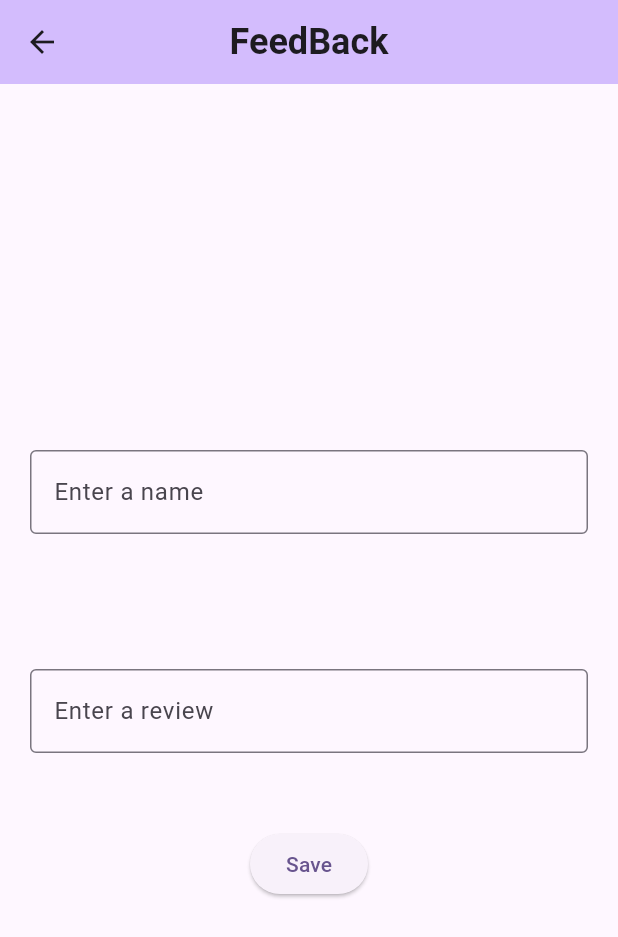
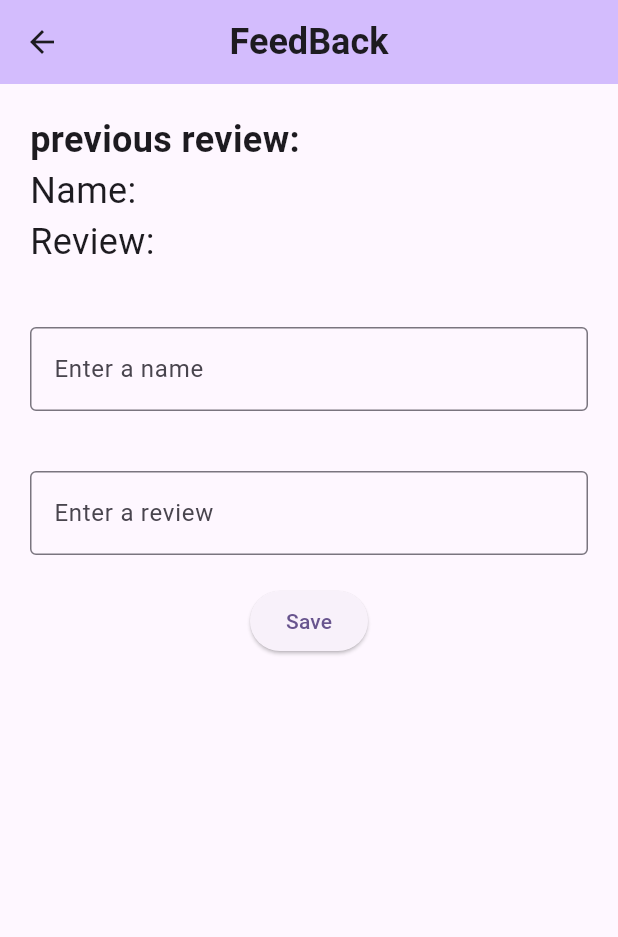
Before and after one commit to medvalna/mobsec4lab, a Flutter app: the screen it shows after launch, after a tap on "Feedback Form", on a phone screen of 412 x 824 dp. Shown: the top 937 px of the screen. Run offline on Flutter 3.47's test engine with Material 3 defaults, Android fonts, the phone set to English and light mode, and no system bars; our stand-ins replace flutter_dotenv, shared_preferences; missing offline and left inert: flutter_windowmanager; network calls fail.

```diff
--- a/lib/api/sheets/feedbackSheetApi.dart
+++ /dev/null
@@ -1,38 +0,0 @@
-import 'package:flutter_dotenv/flutter_dotenv.dart';
-import 'package:gsheets/gsheets.dart';
-import 'package:mobsec4lab/models/feedback.dart';
-
-class FeedBackSheetApi {
-  static final _credentials = '${dotenv.env['CREDENTIALS']}';
-  static final _spreadsheetId = '${dotenv.env['SPREADSHEET_ID']}';
-  static final _gsheets = GSheets(
-    _credentials,
-  );
-  static Worksheet? _feedbackSheet;
-
-  static Future init() async {
-    try {
-      final spreadsheet = await _gsheets.spreadsheet(_spreadsheetId);
-      _feedbackSheet = await _getWorkSheet(spreadsheet, title: 'Feedback');
-
-      final firstRow = FeedbackFields().getFields();
-      _feedbackSheet!.values.insertRow(1, firstRow);
-    } catch (e) {
-      print('Init error: $e');
-    }
-  }
-
-  static Future<Worksheet> _getWorkSheet(Spreadsheet spreadsheet,
-      {required String title}) async {
-    try {
-      return await spreadsheet.addWorksheet(title);
-    } catch (e) {
-      return spreadsheet.worksheetByTitle(title)!;
-    }
-  }
-
-  static Future insert(List<Map<String, dynamic>> rowList) async {
-    if (_feedbackSheet == null) return;
-    _feedbackSheet!.values.map.appendRows(rowList);
-  }
-}
--- a/lib/models/feedback.dart
+++ /dev/null
@@ -1,8 +0,0 @@
-import 'dart:core';
-
-class FeedbackFields {
-  String id = "id";
-  String name = 'name';
-  String review = 'review';
-  List<String> getFields() => [id, name, review];
-}
--- a/lib/views/feedbackpage.dart
+++ b/lib/views/feedbackpage.dart
@@ -1,10 +1,10 @@
 import 'package:flutter/material.dart';
-import 'package:mobsec4lab/models/feedback.dart';
+import 'package:shared_preferences/shared_preferences.dart';
 import 'package:uuid/uuid.dart';
-import '../api/sheets/feedbackSheetApi.dart';
 
 class FeedBackPage extends StatefulWidget {
-  const FeedBackPage({super.key});
+  const FeedBackPage({super.key, required this.pref});
+  final SharedPreferences pref;
 
   @override
   State<FeedBackPage> createState() => _FeedBackPageState();
@@ -16,12 +16,19 @@ class _FeedBackPageState extends State<FeedBackPage> {
   late TextEditingController controllerReview;
   String name = '';
   String review = '';
-
+  String? dbName = '';
+  String? dbReview = '';
   @override
   void initState() {
     super.initState();
     controllerName = TextEditingController();
     controllerReview = TextEditingController();
+  }
+  @override
+  void initData() {
+    super.initState();
+    dbName= widget.pref.getString('name');
+    dbReview = widget.pref.getString('review');
   }
 
   @override
@@ -40,10 +47,25 @@ class _FeedBackPageState extends State<FeedBackPage> {
           backgroundColor: Theme.of(context).colorScheme.inversePrimary,
           title: const Text('FeedBack',
               style: TextStyle(fontSize: 24, fontWeight: FontWeight.bold))),
-      body: Center(
+      body: Container(
         child: Column(
           mainAxisSize: MainAxisSize.min,
           children: <Widget>[
+            Container(
+              alignment: Alignment.topLeft,
+              child: Padding(
+                  padding: const EdgeInsets.all(20.0),
+                child: Column(
+                  //alignment: Alignment.topLeft,
+                  crossAxisAlignment: CrossAxisAlignment.start,
+                  children: [Text('previous review:', style: TextStyle(fontSize: 24, fontWeight: FontWeight.bold)),
+                    Text('Name: $dbName', style: TextStyle(fontSize: 24, fontWeight: FontWeight.normal)),
+                    Text('Review: $dbReview', style: TextStyle(fontSize: 24, fontWeight: FontWeight.normal)),],
+                ),
+              ),
+
+
+            ),
             Padding(
               padding: const EdgeInsets.all(20.0),
               child: TextField(
@@ -57,9 +79,6 @@ class _FeedBackPageState extends State<FeedBackPage> {
                       name = controllerName.text;
                     });
                   }),
-            ),
-            SizedBox(
-              height: 50,
             ),
             Padding(
               padding: const EdgeInsets.all(20.0),
@@ -76,27 +95,21 @@ class _FeedBackPageState extends State<FeedBackPage> {
                 },
               ),
             ),
-            const SizedBox(height: 30),
+
             ElevatedButton(
                 child: Text('Save'),
                 //style: Style(backgroundColor: Theme.of(context).colorScheme.inversePrimary),
                 onPressed: () async {
-                  List<Map<String, dynamic>> feedbackMap = [];
-                  Map<String, dynamic> item = {
-                    FeedbackFields().id: uuid.v1(),
-                    FeedbackFields().name: name,
-                    FeedbackFields().review: review
-                  };
-                  feedbackMap.add(item);
-                  await FeedBackSheetApi.insert(feedbackMap);
+                  await widget.pref.setString('review',review);
+                  await widget.pref.setString('name',name);
+                  dbName= widget.pref.getString('name');
+                  dbReview = widget.pref.getString('review');
                   setState((){
                     review = "";
                     controllerReview.text="";
                     controllerName.text="";
                     name = "";
                   });
-
-
                 }),
           ],
         ),
--- a/lib/views/homePage.dart
+++ b/lib/views/homePage.dart
@@ -1,11 +1,12 @@
 import 'package:flutter/material.dart';
 import 'package:flutter_windowmanager/flutter_windowmanager.dart';
 import 'package:mobsec4lab/views/postPage.dart';
+import 'package:shared_preferences/shared_preferences.dart';
 
 import 'feedbackpage.dart';
 class HomePage extends StatefulWidget {
-  const HomePage({super.key});
-
+  const HomePage({super.key, required this.pref,});
+  final SharedPreferences pref;
   @override
   State<HomePage> createState() => _HomePageState();
 }
@@ -14,6 +15,7 @@ class _HomePageState extends State<HomePage> {
   @override
   void initState() {
     super.initState();
+
     getSecure();
   }
   getSecure() async {
@@ -64,7 +66,7 @@ class _HomePageState extends State<HomePage> {
                   Navigator.push(
                     context,
                     MaterialPageRoute(
-                      builder: (context) => const FeedBackPage(),
+                      builder: (context) => FeedBackPage(pref: widget.pref),
                     ),
                   );
                 },
--- a/pubspec.yaml
+++ b/pubspec.yaml
@@ -40,6 +40,7 @@ dependencies:
   uuid: ^4.3.3
   flutter_dotenv: ^5.1.0
   flutter_windowmanager: ^0.2.0
+  shared_preferences: ^2.2.2
 
 dev_dependencies:
   flutter_test:
```
Also changed, not shown: lib/main.dart (+6 -96 lines), lib/storage/feedbackStorage.dart (added), pubspec.lock.
